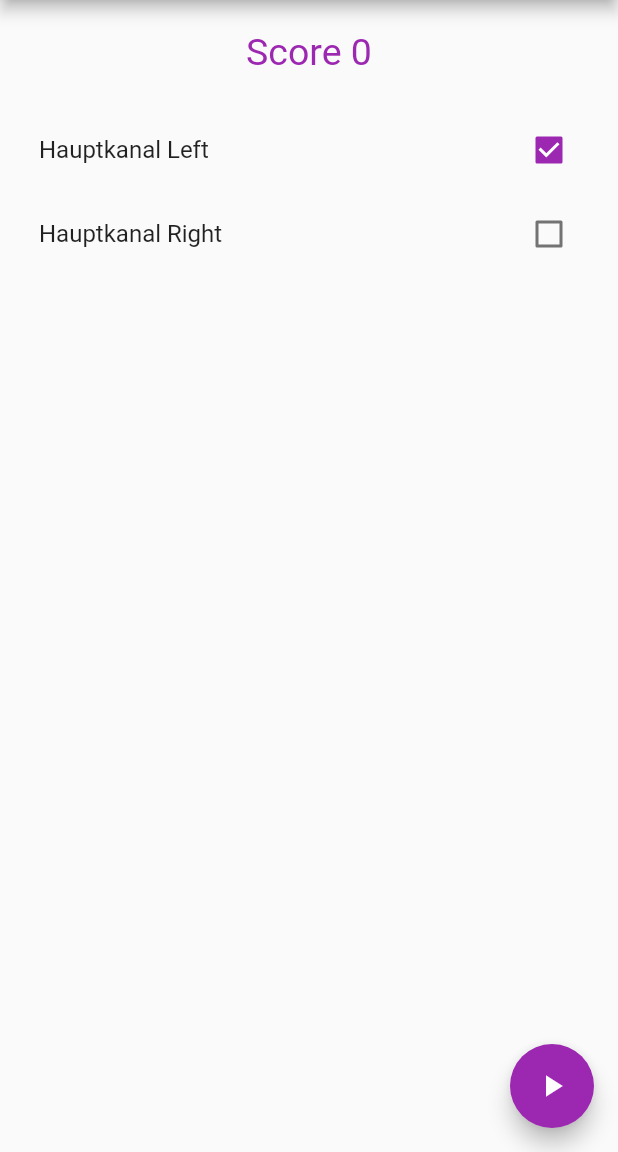
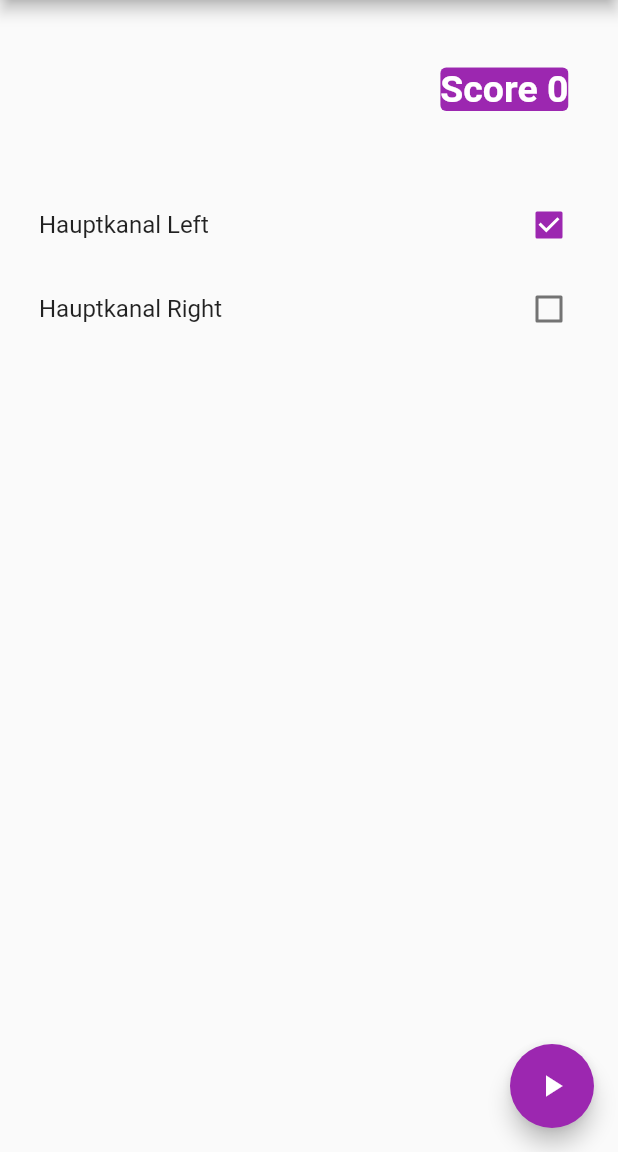
Before and after one commit to wlw81/hauptkanal_memory_flutter, a Flutter app: the screen it shows after launch, on a phone screen of 412 x 824 dp, the part 84-1236 px from its top. Run offline on Flutter 3.47's test engine with Material 2 defaults, Android fonts, the phone set to English and light mode, and no system bars; our stand-ins replace assets_audio_player, google_fonts.

Commit message:
alpha status

```diff
--- a/lang/de.json
+++ b/lang/de.json
@@ -1,6 +1,7 @@
 {
   "app_name": "Hauptkanal Memory",
   "score": "Punkte",
+  "lastScore": "Letzte Punktzahl",
   "hauptkanalLinks": "Hauptkanal Links",
   "hauptkanalRechts": "Hauptkanal Rechts"
 }
--- a/lang/en.json
+++ b/lang/en.json
@@ -1,6 +1,7 @@
 {
   "app_name": "Hauptkanal Memory",
   "score": "Score",
+  "lastScore": "Last score",
   "hauptkanalLinks": "Hauptkanal Left",
   "hauptkanalRechts": "Hauptkanal Right"
 }
--- a/lib/app_localizations.dart
+++ b/lib/app_localizations.dart
@@ -1,6 +1,7 @@
 import 'dart:async';
 import 'dart:convert';
 import 'dart:developer' as developer;
+
 import 'package:flutter/material.dart';
 import 'package:flutter/services.dart';
 
--- a/lib/flags.dart
+++ b/lib/flags.dart
@@ -1,15 +1,14 @@
+
+
 class Flags {
-  static const String STREET_RIGHT = "hauptkanalRechts";
-  static const String STREET_LEFT = "hauptkanalLinks";
-  static const String STREET = "SEITE";
-  static const String LOG = "HAUPTKANAL";
-  static const int COUNTDOWN_IN_SECONDS = 120;
-  static const int DELAY = 600;
-  static const int RANDOM_IMAGES = 2;
-  static const int RC_SIGN_IN = 42;
-  static const String ACHIEVMENT = "CgkIprKIoKsaEAIQAg";
-  static const int RANDOM_CARD_COUNT = 3;
-  static const int ORDER_FIRST_ANIMATION = 0;
-  static const int ORDER_SECOND_ANIMATION = 1;
-  static const int ORDER_THIRD_ANIMATION = 2;
+  static const STREET_RIGHT = "hauptkanalRechts";
+  static const STREET_LEFT = "hauptkanalLinks";
+  static const STREET = "SEITE";
+  static const LOG = "HAUPTKANAL";
+  static const COUNTDOWN_IN_SECONDS = 120;
+  static const DELAY = 600;
+  static const RANDOM_IMAGES = 2;
+  static const RC_SIGN_IN = 42;
+  static const ACHIEVMENT = "CgkIprKIoKsaEAIQAg";
+  static const RANDOM_CARD_COUNT = 3;
 }
--- a/lib/gameCardItem.dart
+++ b/lib/gameCardItem.dart
@@ -21,6 +21,12 @@ class _MyAppState extends State<GameCardItem>
   Animation<Offset> _offsetAnimation;
   int beginAnimation = 0;
   final _assetsAudioPlayer = AssetsAudioPlayer();
+
+  @override
+  void dispose() {
+    _controller.dispose();
+    super.dispose();
+  }
 
   @override
   void initState() {
--- a/lib/main.dart
+++ b/lib/main.dart
@@ -2,12 +2,14 @@ import 'package:flutter/material.dart';
 import 'package:flutter_localizations/flutter_localizations.dart';
 import 'package:hauptkanal_memory/app_localizations.dart';
 import 'package:hauptkanal_memory/flags.dart';
-import 'package:google_fonts/google_fonts.dart';
 import 'package:hauptkanal_memory/game.dart';
+import 'package:hauptkanal_memory/score.dart';
 
+import 'flags.dart';
 void main() => runApp(MyApp());
 
 final String appName = 'Hauptkanal Memory';
+
 
 class MyApp extends StatelessWidget {
 
@@ -53,9 +55,7 @@ class MyHomePage extends StatefulWidget {
 }
 
 class _MyHomePageState extends State<MyHomePage> {
-
-  static int score = 0;
-
+  int lastScore = 0;
   Map<String, bool> values = {
     Flags.STREET_LEFT: true,
     Flags.STREET_RIGHT: false,
@@ -70,11 +70,7 @@ class _MyHomePageState extends State<MyHomePage> {
         body: Column(children: <Widget>[
           Padding(
               padding: EdgeInsets.only(bottom: 8, left: 8, right: 8, top: 20),
-              child: Text(AppLocalizations.of(context).translate('score') +
-                  ' ' +
-                  score.toString(), style: GoogleFonts.roboto(
-                  fontSize: 25,
-                  textStyle: TextStyle(color: Colors.purple)))),
+              child: Score(lastScore)),
           Expanded(
             child: ListView(
               padding:
@@ -105,13 +101,19 @@ class _MyHomePageState extends State<MyHomePage> {
         ));
   }
 
+  onScoreChange(int pValue){
+   setState(() {
+     lastScore = pValue;
+   });
+  }
+
   void _startGame() {
     Navigator.push(context, MaterialPageRoute(builder: (context) {
       String flag = 'error';
       (values[Flags.STREET_LEFT])
           ? flag = Flags.STREET_LEFT
           : flag = Flags.STREET_RIGHT;
-      return Game(flag, score);
+      return Game(flag, onScoreChange);
     }));
   }
 }
--- /dev/null
+++ b/lib/score.dart
@@ -0,0 +1,30 @@
+
+import 'package:flutter/material.dart';
+import 'package:google_fonts/google_fonts.dart';
+import 'package:hauptkanal_memory/app_localizations.dart';
+
+class Score extends StatelessWidget {
+
+  final int _value;
+
+  Score(this._value);
+
+  @override
+  Widget build(BuildContext context) {
+    return Container(
+        alignment: Alignment.topRight,
+        padding: EdgeInsets.all(25.0),
+        child: ClipRRect(
+            borderRadius: BorderRadius.circular(4.0),
+            child: Text(
+                AppLocalizations.of(context).translate('score') +
+                ' ' + _value.toString(),
+                style: GoogleFonts.roboto(
+                    fontSize: 25,
+                    fontWeight: FontWeight.bold,
+                    textStyle: TextStyle(
+                        backgroundColor: Colors.purple,
+                        color: Colors.white)))));
+  }
+
+}
```
Also changed, not shown: lib/game.dart (+15 -24 lines).
